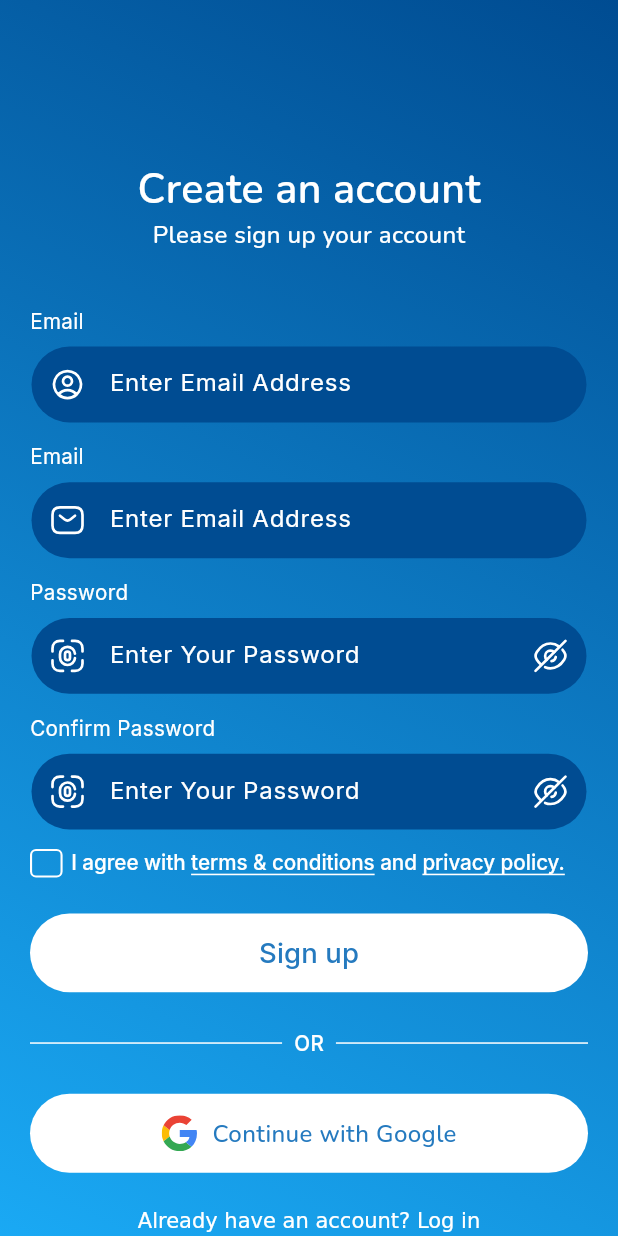
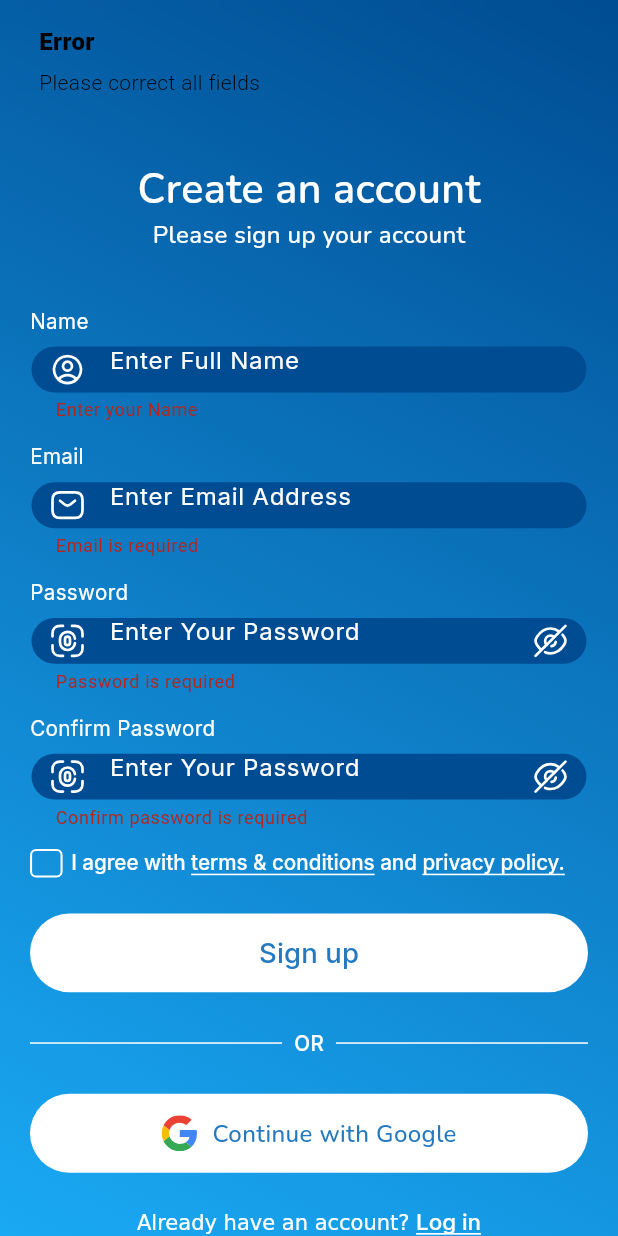
Before and after one commit to fahimmehemmod2005/Ai-Power, a Flutter app: the SignupView screen opened by its route, after a tap on "Sign up", on a phone screen of 412 x 824 dp. Run offline on Flutter 3.47's test engine with Material 3 defaults, Android fonts, the phone set to English and light mode, and no system bars; our stand-ins replace flutter_screenutil, flutter_svg, get, google_fonts.

```diff
--- a/lib/app/modules/signup/views/signup_view.dart
+++ b/lib/app/modules/signup/views/signup_view.dart
@@ -1,8 +1,8 @@
-import 'package:aipower/app/modules/multi/views/multi_view.dart';
 import 'package:aipower/app/modules/signup/controllers/checkbox_controller.dart';
 import 'package:aipower/app/modules/signup/controllers/hiddenpass_controller.dart';
 import 'package:aipower/app/modules/signup/views/widget/custom_checkbox.dart';
 import 'package:aipower/app/modules/signup/views/widget/custom_rich.dart';
+import 'package:aipower/app/routes/app_pages.dart';
 import 'package:aipower/common/widgets/custom_textfield/custom_textfield.dart';
 import 'package:aipower/app/modules/signup/views/widget/or_divider.dart';
 import 'package:aipower/common/padding/padding.dart';
@@ -12,7 +12,6 @@ import 'package:aipower/common/widgets/custom_buttons/google_signup.dart';
 import 'package:aipower/utils/pictures/icons/icons.dart';
 import 'package:aipower/utils/sizes/styles.dart';
 import 'package:aipower/utils/text/text.dart';
-import 'package:flutter/gestures.dart';
 import 'package:flutter/material.dart';
 import 'package:flutter_screenutil/flutter_screenutil.dart';
 import 'package:flutter_svg/flutter_svg.dart';
@@ -24,14 +23,18 @@ class SignupView extends GetView<SignupController> {
   const SignupView({super.key});
   @override
   Widget build(BuildContext context) {
-    final PassController passController = Get.find<PassController>();
+    final PassController passCtrl = Get.find<PassController>();
     final TextEditingController passwordCtrl = TextEditingController();
     final TextEditingController confirmPasswordCtrl = TextEditingController();
     final CheckboxController checkboxCtrl = Get.find<CheckboxController>();
+    final _formKey = GlobalKey<FormState>();
+
     return Scaffold(
       body: CustomScaffold(
         child: SingleChildScrollView(
           padding: UPadding.screenPadding,
+          child: Form(
+            key: _formKey,
             child: Column(
               children: [
 
@@ -59,15 +62,20 @@ class SignupView extends GetView<SignupController> {
                       width: double.infinity,
                       fillColor: Color(0xFF004C92),
                       borderRadius: 30,
-                    hintText: UText.signUpEmailFieldText,
+                      hintText: UText.signUpPersonFieldText,
                       hintStyle: UTextStyles.title14_w400(color: Colors.white),
-                    upLabelText: UText.signUpEmailFieldLabelText,
+                      upLabelText: UText.signUpPersonFieldLabelText,
                       upLabelStyle: UTextStyles.title12_w400(color: Colors.white),
                       textStyle:  UTextStyles.title14_w400(color: Colors.white),
                       prefixIcon: Padding(
-                      padding: const EdgeInsets.all(12),
+                        padding:  EdgeInsets.all(12),
                         child: SvgPicture.asset(UIcons.signUpPersonFieldPrefixIcon),
                       ),
+                      validator: (value) {
+                        if (value == null || value.isEmpty) {
+                          return "Enter your Name";
+                        }
+                      },
                     ),
 
                     SizedBox(height: 10.h),
@@ -85,9 +93,25 @@ class SignupView extends GetView<SignupController> {
                       upLabelStyle: UTextStyles.title12_w400(color: Colors.white),
                       textStyle:  UTextStyles.title14_w400(color: Colors.white),
                       prefixIcon: Padding(
-                      padding: const EdgeInsets.all(12),
+                        padding: EdgeInsets.all(12),
                         child: SvgPicture.asset(UIcons.signUpEmailFieldPrefixIcon),
                       ),
+                      validator: (value) {
+                    if (value == null || value.isEmpty) {
+                      return "Email is required";
+                    }
+
+                    // Universal email regex (Gmail, Yahoo, Outlook, Company domains, etc.)
+                    bool isValid = RegExp(
+                      r'^[a-zA-Z0-9._%+-]+@[a-zA-Z0-9.-]+\.[a-zA-Z]{2,}$',
+                    ).hasMatch(value);
+
+                    if (!isValid) {
+                      return "Email Needed";
+                    }
+
+                    return null;
+                  },
                     ),
 
                     SizedBox(height: 10.h),
@@ -99,7 +123,7 @@ class SignupView extends GetView<SignupController> {
                         controller: passwordCtrl,
                         height: 44.h,
                         width: double.infinity,
-                      obscureText: passController.isPasswordHidden.value,
+                        obscureText: passCtrl.isPasswordHidden.value,
                         fillColor: const Color(0xFF004C92),
                         borderRadius: 30,
                         hintText: UText.signUpNewPassFieldText,
@@ -112,19 +136,40 @@ class SignupView extends GetView<SignupController> {
                           child: SvgPicture.asset(UIcons.signUpPassFieldPrefixIcon),
                         ),
                         onChanged: (value) {
-                        passController.password.value = value;
+                          passCtrl.password.value = value;
                         },
                         suffixIcon: GestureDetector(
-                        onTap: () => passController.togglePassword(),
+                          onTap: () => passCtrl.togglePassword(),
                           child: Padding(
                             padding: const EdgeInsets.all(12),
                             child: SvgPicture.asset(
-                            passController.isPasswordHidden.value
+                              passCtrl.isPasswordHidden.value
                                   ? UIcons.signUpPassFieldSuffixIcon
                                   : UIcons.signUpShowPassFieldSuffixIcon,
                             ),
                           ),
                         ),
+                              validator: (value) {
+                          if (value == null || value.isEmpty) {
+                            return "Password is required";
+                          }
+                          if (value.length < 6) {
+                            return "Password must be at least 6 characters";
+                          }
+                          if (!RegExp(r'[A-Z]').hasMatch(value)) {
+                            return "Password must contain at least 1 uppercase letter";
+                          }
+                          if (!RegExp(r'[a-z]').hasMatch(value)) {
+                            return "Password must contain at least 1 lowercase letter";
+                          }
+                          if (!RegExp(r'[0-9]').hasMatch(value)) {
+                            return "Password must contain at least 1 number";
+                          }
+                          if (!RegExp(r'[!@#\$%^&*(),.?":{}|<>]').hasMatch(value)) {
+                            return "Incorrect Password!";
+                          }
+                          return null;
+                        },
                       ),
                     ),
 
@@ -138,7 +183,7 @@ class SignupView extends GetView<SignupController> {
                         controller: confirmPasswordCtrl,
                         height: 44.h,
                         width: double.infinity,
-                      obscureText: passController.isConfirmPasswordHidden.value,
+                        obscureText: passCtrl.isConfirmPasswordHidden.value,
                         fillColor: const Color(0xFF004C92),
                         borderRadius: 30,
                         hintText: UText.signUpNewPassFieldText,
@@ -151,19 +196,28 @@ class SignupView extends GetView<SignupController> {
                           child: SvgPicture.asset(UIcons.signUpPassFieldPrefixIcon),
                         ),
                         onChanged: (value) {
-                        passController.confirmPassword.value = value;
+                          passCtrl.confirmPassword.value = value;
                         },
                         suffixIcon: GestureDetector(
-                        onTap: () => passController.toggleConfirmPassword(),
+                          onTap: () => passCtrl.toggleConfirmPassword(),
                           child: Padding(
                             padding: const EdgeInsets.all(12),
                             child: SvgPicture.asset(
-                            passController.isConfirmPasswordHidden.value
+                              passCtrl.isConfirmPasswordHidden.value
                                   ? UIcons.signUpConfirmPassFieldSuffixIcon
                                   : UIcons.signUpShowConfirmPassFieldSuffixIcon,
                             ),
                           ),
                         ),
+                            validator: (value) {
+                              if (value == null || value.isEmpty)
+                                return "Confirm password is required";
+
+                              if (value != passCtrl.password.value)
+                                return "Passwords do not match";
+
+                              return null;
+                            },
                       ),
                     ),
 
@@ -223,7 +277,36 @@ class SignupView extends GetView<SignupController> {
 
                 CustomElevated(
                     text: UText.signUpButtonText,
-                  onPressed: (){}
+                    onPressed: (){
+                      // Form validation first
+                      if (_formKey.currentState!.validate()) {
+                        // Hide error if user checked
+                        checkboxCtrl.showError.value = false;
+                        // 🔥 Checkbox validation
+                        if (!checkboxCtrl.isChecked.value) {
+                          checkboxCtrl.showError.value =
+                          true; // Show error under checkbox
+                          return; // Stop signup
+                        }
+                        Get.snackbar(
+                          "Success",
+                          "Signup successfully!",
+                          snackPosition: SnackPosition.TOP,
+                          colorText: Colors.black,
+                          backgroundColor: Colors.transparent,
+                        );
+                        Get.toNamed(Routes.HOME);
+                      } else {
+                        // Form field errors
+                        Get.snackbar(
+                          "Error",
+                          "Please correct all fields",
+                          colorText: Colors.black,
+                          snackPosition: SnackPosition.TOP,
+                          backgroundColor: Colors.transparent,
+                        );
+                      }
+                    },
                 ),
 
                 SizedBox(height: 20.h),
@@ -255,6 +338,10 @@ class SignupView extends GetView<SignupController> {
                 CustomRichText(
                     textOne: UText.signUpThirdRichFirstText,
                     textTwo: UText.signUpThirdRichSecondText,
+                  textTwoStyle: GoogleFonts.inter(
+                    fontSize: 13.sp, fontWeight: FontWeight.w500,
+                    decoration: TextDecoration.underline,
+                  ) ,
                   onTap: (){},
                 ),
 
@@ -263,6 +350,7 @@ class SignupView extends GetView<SignupController> {
             ),
           ),
         ),
+      ),
     );
   }
 }
--- a/lib/app/modules/splash/controllers/splash_controller.dart
+++ b/lib/app/modules/splash/controllers/splash_controller.dart
@@ -1,3 +1,4 @@
+import 'package:aipower/app/routes/app_pages.dart';
 import 'package:get/get.dart';
 
 class SplashController extends GetxController {
@@ -11,7 +12,7 @@ class SplashController extends GetxController {
   }
 
   jumpToNextPage() {
-    Future.delayed(Duration(seconds: 3), () => Get.offAllNamed('/multi'));
+    Future.delayed(Duration(seconds: 3), () => Get.offAllNamed(Routes.MULTI));
 
   }
 
--- a/lib/app/modules/splash/views/splash_view.dart
+++ b/lib/app/modules/splash/views/splash_view.dart
@@ -2,9 +2,7 @@ import 'package:aipower/utils/color/colors.dart';
 import 'package:flutter/material.dart';
 import 'package:flutter_screenutil/flutter_screenutil.dart';
 import 'package:flutter_svg/svg.dart';
-
 import 'package:get/get.dart';
-
 import '../../../../utils/pictures/images/images.dart';
 import '../../../../utils/sizes/styles.dart';
 import '../../../../utils/text/text.dart';
--- a/lib/app/routes/app_pages.dart
+++ b/lib/app/routes/app_pages.dart
@@ -1,7 +1,11 @@
 import 'package:get/get.dart';
 
+import '../modules/forgot_views/bindings/forgot_views_binding.dart';
+import '../modules/forgot_views/views/forgot_views_view.dart';
 import '../modules/home/bindings/home_binding.dart';
 import '../modules/home/views/home_view.dart';
+import '../modules/login/bindings/login_binding.dart';
+import '../modules/login/views/login_view.dart';
 import '../modules/multi/bindings/multi_binding.dart';
 import '../modules/multi/views/multi_view.dart';
 import '../modules/signup/bindings/signup_binding.dart';
@@ -37,5 +41,15 @@ class AppPages {
       page: () => const SignupView(),
       binding: SignupBinding(),
     ),
+    GetPage(
+      name: _Paths.LOGIN,
+      page: () => const LoginView(),
+      binding: LoginBinding(),
+    ),
+    GetPage(
+      name: _Paths.FORGOTVIEWS,
+      page: () => const ForgotView(),
+      binding: ForgotViewsBinding(),
+    ),
   ];
 }
--- a/lib/app/routes/app_routes.dart
+++ b/lib/app/routes/app_routes.dart
@@ -6,6 +6,8 @@ abstract class Routes {
   static const SPLASH = _Paths.SPLASH;
   static const MULTI = _Paths.MULTI;
   static const SIGNUP = _Paths.SIGNUP;
+  static const LOGIN = _Paths.LOGIN;
+  static const FORGOTVIEWS = _Paths.FORGOTVIEWS;
 }
 
 abstract class _Paths {
@@ -14,4 +16,6 @@ abstract class _Paths {
   static const SPLASH = '/splash';
   static const MULTI = '/multi';
   static const SIGNUP = '/signup';
+  static const LOGIN = '/login';
+  static const FORGOTVIEWS = '/forgot_views';
 }
--- a/lib/common/widgets/custom_buttons/custom_elevated.dart
+++ b/lib/common/widgets/custom_buttons/custom_elevated.dart
@@ -26,7 +26,7 @@ class CustomElevated extends StatelessWidget {
   Widget build(BuildContext context) {
     return SizedBox(
       height: height.h,
-      width: width.w,
+      width: width.w ,
       child: ElevatedButton(
         onPressed: onPressed,
         style: ElevatedButton.styleFrom(
--- a/lib/common/widgets/custom_textfield/custom_textfield.dart
+++ b/lib/common/widgets/custom_textfield/custom_textfield.dart
@@ -3,6 +3,9 @@ import 'package:flutter_screenutil/flutter_screenutil.dart';
 
 class CustomInputField extends StatelessWidget {
   final String hintText;
+
+  ///Validator
+  final String? Function(String?)? validator;
 
   /// Top label
   final String? upLabelText;
@@ -31,6 +34,7 @@ class CustomInputField extends StatelessWidget {
 
   const CustomInputField({
     super.key,
+    this.validator,
     required this.hintText,
     required this.upLabelText,
     this.controller,
@@ -78,6 +82,7 @@ class CustomInputField extends StatelessWidget {
             ),
           ),
           child: TextFormField(
+            validator: validator,
             controller: controller,
             keyboardType: keyboardType,
             obscureText: obscureText,
--- a/lib/utils/sizes/styles.dart
+++ b/lib/utils/sizes/styles.dart
@@ -5,7 +5,7 @@ import 'package:google_fonts/google_fonts.dart';
 class UTextStyles{
   UTextStyles._();
 
-  static TextStyle title26_w600({Color? color}) => GoogleFonts.inter(fontSize: 26.sp, fontWeight: FontWeight.w600, color: color,);
+  static TextStyle title26_600({Color? color}) => GoogleFonts.inter(fontSize: 26.sp, fontWeight: FontWeight.w600, color: color,);
   static TextStyle title14_w500({Color? color}) => GoogleFonts.inter(fontSize: 14.sp, fontWeight: FontWeight.w500, color: color,);
   static TextStyle title14_w400({Color? color}) => GoogleFonts.inter(fontSize: 14.sp, fontWeight: FontWeight.w400, color: color,);
   static TextStyle title16_w500({Color? color}) => GoogleFonts.inter(fontSize: 16.sp, fontWeight: FontWeight.w500, color: color);
```
Also changed, not shown: lib/app/modules/forgot_views/bindings/forgot_views_binding.dart (added, +12 -0 lines), lib/app/modules/forgot_views/controllers/forgot_views_controller.dart (added, +23 -0 lines), lib/app/modules/forgot_views/views/forgot_views_view.dart (added, +24 -0 lines), lib/app/modules/login/bindings/login_binding.dart (added, +20 -0 lines), lib/app/modules/login/controllers/login_controller.dart (added, +23 -0 lines), lib/app/modules/login/views/login_view.dart (added, +253 -0 lines), lib/app/modules/multi/views/multi_view.dart (+13 -7 lines), lib/utils/text/text.dart (+4 -4 lines). Lines whose indentation alone changed are shown as unchanged.
